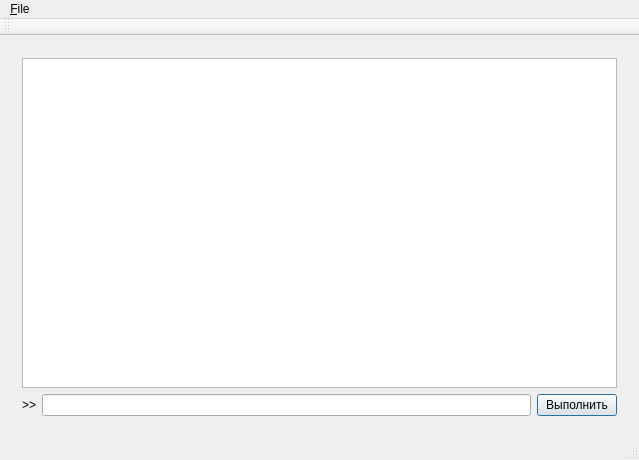
Before: the Qt Designer form mainwindow.ui in Ectobius/IntervalCalculator, drawn with Qt 5.
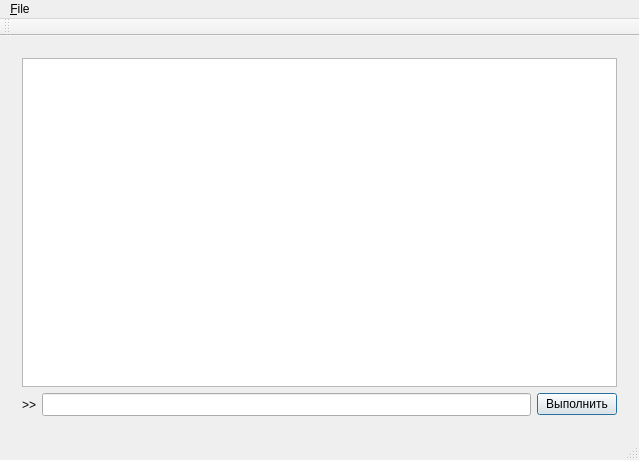
After: the same form once the commit is applied.

Diff of the .ui file:
```diff
--- a/mainwindow.ui
+++ b/mainwindow.ui
@@ -22,6 +22,12 @@
         <layout class="QVBoxLayout" name="verticalLayout">
          <item>
           <widget class="QTextEdit" name="textEdit">
+           <property name="font">
+            <font>
+             <family>Courier New</family>
+             <pointsize>10</pointsize>
+            </font>
+           </property>
            <property name="readOnly">
             <bool>true</bool>
            </property>
@@ -40,7 +46,14 @@
             </widget>
            </item>
            <item>
-            <widget class="QLineEdit" name="commandLineEdit"/>
+            <widget class="QLineEdit" name="commandLineEdit">
+             <property name="font">
+              <font>
+               <family>Courier New</family>
+               <pointsize>10</pointsize>
+              </font>
+             </property>
+            </widget>
            </item>
            <item>
             <widget class="QPushButton" name="executeButton">
```
